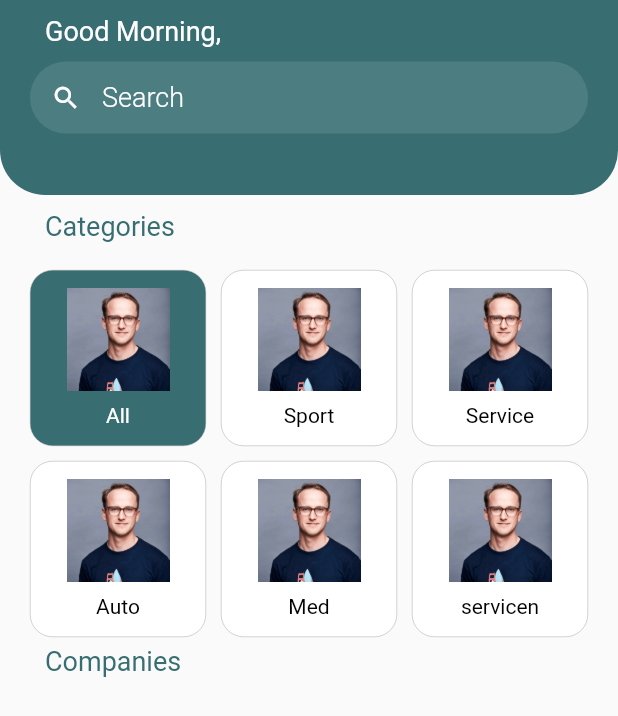
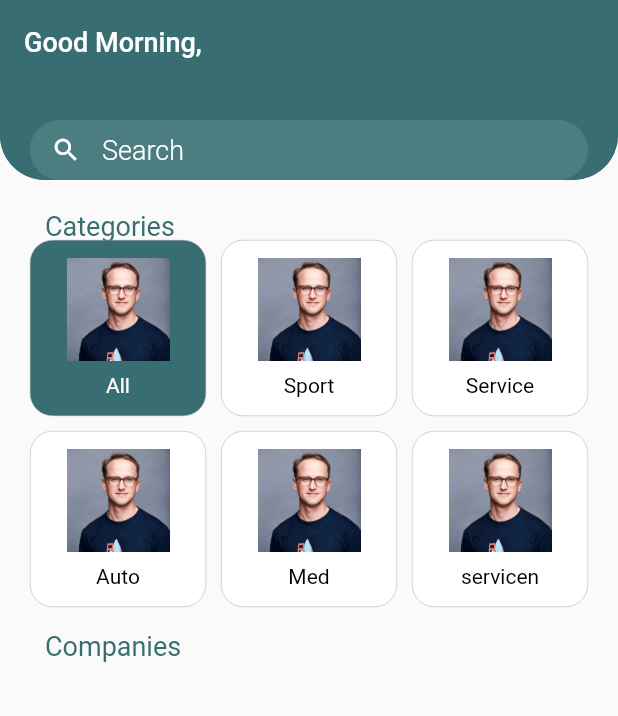
Before and after one commit to Jora28/beasy_client_app, a Flutter app: the SearchQueuePage screen opened directly, on a phone screen of 412 x 824 dp. Shown: the top 716 px of the screen. Run offline on Flutter 3.47's test engine with Material 2 defaults, Android fonts, the phone set to English and light mode, and no system bars; our stand-ins replace auto_size_text, carousel_slider, cloud_firestore, firebase_auth, firebase_core, firebase_storage and 4 more; missing offline and left inert: day_picker; accounts and stored records are empty.

Commit message:
fixed book pade,add sliver app bar

```diff
--- a/lib/pages/signin_signup/singup_page.dart
+++ b/lib/pages/signin_signup/singup_page.dart
@@ -44,10 +44,10 @@ class _SignUpPageState extends State<SignUpPage> {
 
     await BeasyApi().profileServices.postUser(user);
 
-    if (BeasyApi().profileServices.user.userType == UserType.CompanyOwner) {
+    if (BeasyApi().profileServices.user.userType == UserType.UsualUser) {
       Navigator.of(context).pushNamed(HomePageUser.routeName);
     } else {
-      print("usual user");
+      showToast(text:"Error");
     }
   }
 
--- a/lib/pages/usual_user/search_queue_page.dart
+++ b/lib/pages/usual_user/search_queue_page.dart
@@ -3,6 +3,7 @@ import 'package:beasy_client/models/company_model/company_stream.dart';
 import 'package:beasy_client/models/user_models/user.dart';
 import 'package:beasy_client/services/beasyApi.dart';
 import 'package:beasy_client/widgets/inpurs.dart';
+import 'package:beasy_client/widgets/sliverbar.dart';
 import 'package:beasy_client/widgets/stream_card.dart';
 import 'package:flutter/material.dart';
 
@@ -65,14 +66,35 @@ class _SearchQueuePageState extends State<SearchQueuePage> {
 
   @override
   Widget build(BuildContext context) {
-    return Container(
-      color: newColor4,
-      child: SafeArea(
-        child: Scaffold(
-          body: _body(),
-        ),
-      ),
-    );
+    bool _pinned = true;
+    bool _snap = false;
+    bool _floating = false;
+    return Scaffold(
+        body: NestedScrollView(
+      headerSliverBuilder: (BuildContext context, bool innerBoxIsScrolled) {
+        return [
+          SliverAppBar(
+              title: Text(
+                "Good Morning,${user.name ?? ""}",
+                style: TextStyle(color: Colors.white, fontSize: 18),
+              ),
+              shape: RoundedRectangleBorder(
+                borderRadius: BorderRadius.vertical(
+                  bottom: Radius.circular(30),
+                ),
+              ),
+              backgroundColor: newColor4,
+              pinned: _pinned,
+              snap: _snap,
+              floating: _floating,
+              expandedHeight: 120.0,
+              flexibleSpace: FlexibleSpaceBar(
+                background: AppBarSliver(),
+              )),
+        ];
+      },
+      body: _body(),
+    ));
   }
 
   selectedItem(cardTitele) {
@@ -123,36 +145,7 @@ class _SearchQueuePageState extends State<SearchQueuePage> {
             child: Stack(
               children: [
                 Container(
-                  height: 130,
-                  decoration: BoxDecoration(
-                      borderRadius: BorderRadius.only(
-                          bottomLeft: Radius.circular(30),
-                          bottomRight: Radius.circular(30)),
-                      color: newColor4),
-                  child: Container(
-                    margin: EdgeInsets.symmetric(horizontal: 20),
-                    child: Column(
-                      children: [
-                        Container(
-                          padding:
-                              EdgeInsets.only(left: 10, right: 10, top: 10),
-                          alignment: Alignment.centerLeft,
-                          child: Text(
-                            "Good Morning,${user.name}",
-                            style: TextStyle(color: Colors.white, fontSize: 18),
-                          ),
-                        ),
-                        Container(
-                            child: CustomInput(
-                                prefix: Icons.search,
-                                hintText: "Search",
-                                obscureText: false)),
-                      ],
-                    ),
-                  ),
-                ),
-                Container(
-                  margin: EdgeInsets.only(left: 30, right: 30, top: 140),
+                  margin: EdgeInsets.only(left: 30, right: 30, top: 20),
                   child: Text("Categories",
                       style: TextStyle(
                         color: newColor4,
@@ -161,7 +154,7 @@ class _SearchQueuePageState extends State<SearchQueuePage> {
                 ),
                 Container(
                   height: 250,
-                  margin: EdgeInsets.only(top: 180, left: 20, right: 20),
+                  margin: EdgeInsets.only(top: 40, left: 20, right: 20),
                   child: GridView.builder(
                     physics: NeverScrollableScrollPhysics(),
                     gridDelegate: SliverGridDelegateWithMaxCrossAxisExtent(
@@ -178,12 +171,12 @@ class _SearchQueuePageState extends State<SearchQueuePage> {
                   ),
                 ),
                 Container(
-                  margin: EdgeInsets.only(left: 30, right: 30, top: 430),
+                  margin: EdgeInsets.only(left: 30, right: 30, top: 300),
                   child: Text("Companies",
                       style: TextStyle(color: newColor4, fontSize: 18)),
                 ),
                 Container(
-                  margin: EdgeInsets.only(top: 460),
+                  margin: EdgeInsets.only(top: 310),
                   child: ListView.builder(
                       physics: NeverScrollableScrollPhysics(),
                       shrinkWrap: true,
--- /dev/null
+++ b/lib/widgets/sliverbar.dart
@@ -0,0 +1,28 @@
+import 'package:beasy_client/utils/style_color.dart';
+import 'package:flutter/material.dart';
+
+import 'inpurs.dart';
+
+class AppBarSliver extends StatelessWidget {
+  const AppBarSliver({Key key}) : super(key: key);
+
+  @override
+  Widget build(BuildContext context) {
+    return Container(
+                  height: 120,
+                  decoration: BoxDecoration(
+                      borderRadius: BorderRadius.only(
+                          bottomLeft: Radius.circular(30),
+                          bottomRight: Radius.circular(30)),
+                      color: newColor4),
+                  child: Container(
+                    margin: EdgeInsets.only(top: 70,left: 20,right: 20),
+                    child: Container(
+                        child: CustomInput(
+                            prefix: Icons.search,
+                            hintText: "Search",
+                            obscureText: false)),
+                  ),
+                );
+  }
+}
```
Also changed, not shown: lib/pages/signin_signup/signin_page.dart (+4 -13 lines), lib/pages/usual_user/book_page.dart (+14 -19 lines), lib/utils/helpers.dart (+13 -0 lines), lib/widgets/dialog.dart (deleted, +0 -74 lines).
